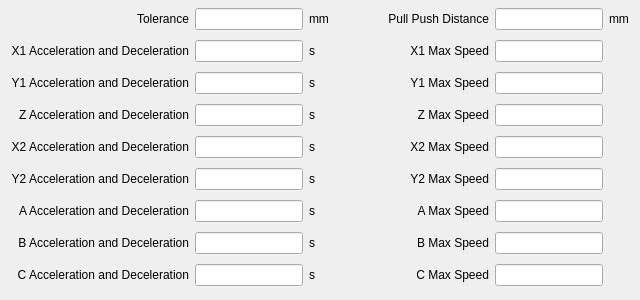
Above: hcsettings/icmachineconfigpage.ui from GaussCheng/2-5AxisPunch before the change. Below: the same form after it.
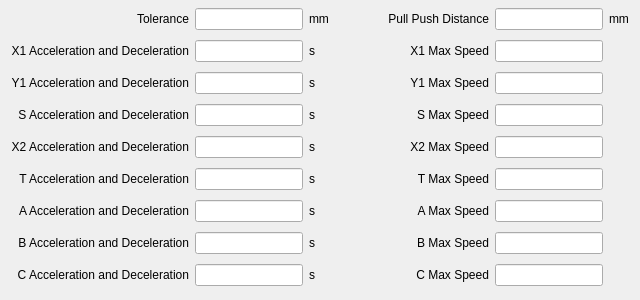
That is the form after the change. Custom widgets are drawn as their Qt base class.

```diff
--- a/hcsettings/icmachineconfigpage.ui
+++ b/hcsettings/icmachineconfigpage.ui
@@ -29,7 +29,7 @@
    <item row="3" column="0">
     <widget class="QLabel" name="zALabel">
      <property name="text">
-      <string>Z Acceleration and Deceleration</string>
+      <string>S Acceleration and Deceleration</string>
      </property>
      <property name="alignment">
       <set>Qt::AlignRight|Qt::AlignTrailing|Qt::AlignVCenter</set>
@@ -128,7 +128,7 @@
    <item row="3" column="5">
     <widget class="QLabel" name="zMLabel">
      <property name="text">
-      <string>Z Max Speed</string>
+      <string>S Max Speed</string>
      </property>
      <property name="alignment">
       <set>Qt::AlignRight|Qt::AlignTrailing|Qt::AlignVCenter</set>
@@ -144,7 +144,7 @@
    <item row="5" column="0">
     <widget class="QLabel" name="y2ALabel">
      <property name="text">
-      <string>Y2 Acceleration and Deceleration</string>
+      <string>T Acceleration and Deceleration</string>
      </property>
      <property name="alignment">
       <set>Qt::AlignRight|Qt::AlignTrailing|Qt::AlignVCenter</set>
@@ -313,7 +313,7 @@
    <item row="5" column="5">
     <widget class="QLabel" name="y2MLabel">
      <property name="text">
-      <string>Y2 Max Speed</string>
+      <string>T Max Speed</string>
      </property>
      <property name="alignment">
       <set>Qt::AlignRight|Qt::AlignTrailing|Qt::AlignVCenter</set>
```
